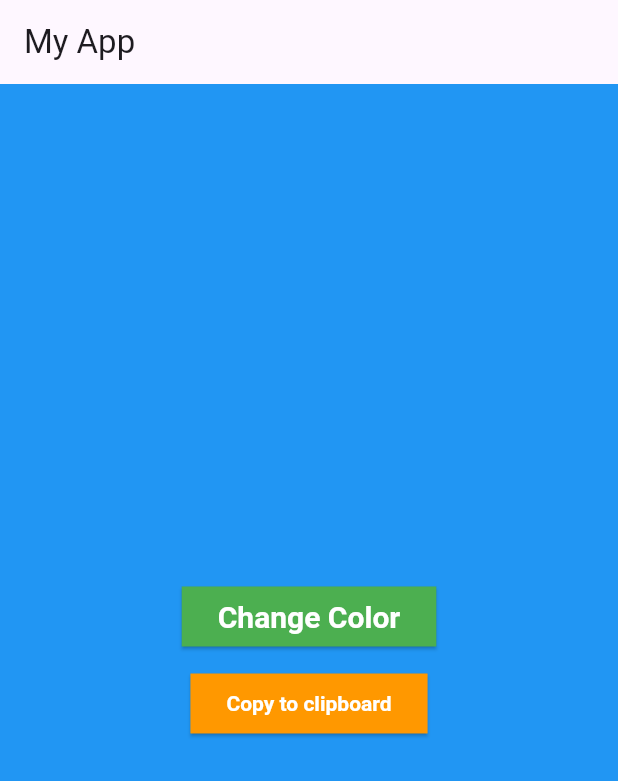
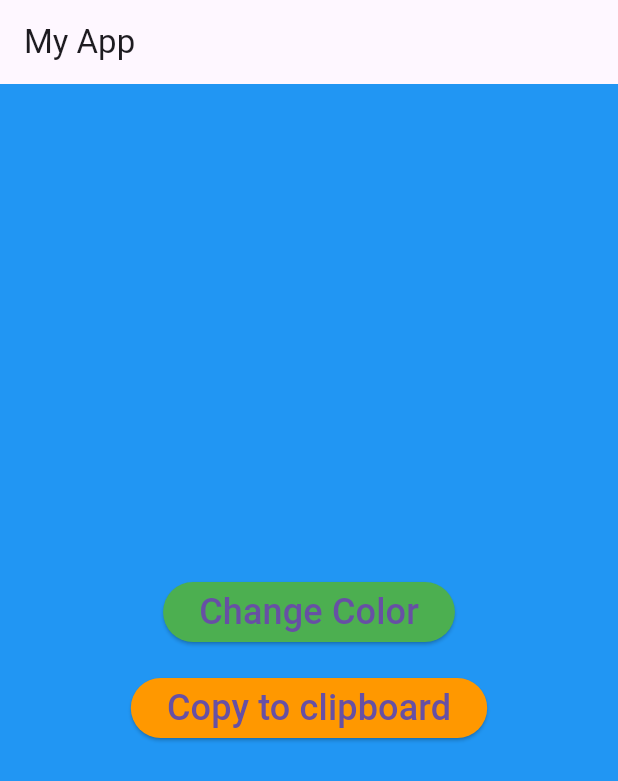
Before and after one commit to saad-naveed-brainx/Week01, a Flutter app: the screen it shows after launch, on a phone screen of 412 x 824 dp. Shown: the top 781 px of the screen. Run offline on Flutter 3.47's test engine with Material 3 defaults, Android fonts, the phone set to English and light mode, and no system bars.

Commit message:
changes against pr is done

```diff
--- /dev/null
+++ b/lib/config/theme/light.dart
@@ -0,0 +1,12 @@
+import 'package:flutter/material.dart';
+
+class LightTheme {
+  static final Color primary = Colors.blue;
+  static final Color green = Colors.green;
+  static final Color background = Colors.white;
+  static final Color text = Colors.black;
+  static final Color textSecondary = Colors.grey;
+  static final Color border = Colors.grey;
+  static final Color borderSecondary = Colors.grey;
+  static final Color orange = Colors.orange;
+}
--- /dev/null
+++ b/lib/core/constants/app_constants.dart
@@ -0,0 +1,30 @@
+class AppConstants {
+  // FontSize
+  static const double font2Px = 2.0;
+  static const double font4Px = 4.0;
+  static const double font6Px = 6.0;
+  static const double font8Px = 8.0;
+  static const double font10Px = 10.0;
+  static const double font12Px = 12.0;
+  static const double font14Px = 14.0;
+  static const double font16Px = 16.0;
+  static const double font18Px = 18.0;
+  static const double font20Px = 20.0;
+  static const double font22Px = 22.0;
+  static const double font24Px = 24.0;
+
+  // Gap
+  static const double gap0Px = 0.0;
+  static const double gap2Px = 2.0;
+  static const double gap4Px = 4.0;
+  static const double gap6Px = 6.0;
+  static const double gap8Px = 8.0;
+  static const double gap10Px = 10.0;
+  static const double gap12Px = 12.0;
+  static const double gap14Px = 14.0;
+  static const double gap16Px = 16.0;
+  static const double gap18Px = 18.0;
+  static const double gap20Px = 20.0;
+  static const double gap22Px = 22.0;
+  static const double gap24Px = 22.0;
+}
--- /dev/null
+++ b/lib/core/constants/view_constants.dart
@@ -0,0 +1,4 @@
+class ViewConstants {
+  static const String changeColor = "Change Color";
+  static const String copyToClipboard = "Copy to clipboard";
+}
--- a/lib/main.dart
+++ b/lib/main.dart
@@ -2,6 +2,10 @@
 import 'dart:math';
 import 'dart:ui';
 import 'package:flutter/services.dart';
+import 'package:day01/widgets/reuseable_button.dart';
+import 'package:day01/core/constants/view_constants.dart';
+import 'package:day01/config/theme/light.dart';
+import 'package:day01/core/constants/app_constants.dart';
 
 void main() {
   runApp(const MainApp());
@@ -30,6 +34,36 @@
     "#2196F3", // Blue (again)
   ];
 
+  @override
+  Widget build(BuildContext context) {
+    return MaterialApp(
+      home: Scaffold(
+        backgroundColor: Color(int.parse(selectedColor)),
+        appBar: AppBar(title: const Text('My App')),
+        body: Center(
+          child: Column(
+            mainAxisAlignment: MainAxisAlignment.center,
+            children: [
+              CustomButton(
+                onPressed: _changeColor,
+                color: LightTheme.green,
+                text: ViewConstants.changeColor,
+                textStyle: TextStyle(fontSize: AppConstants.font24Px),
+              ),
+              const SizedBox(height: AppConstants.gap16Px),
+              CustomButton(
+                onPressed: _copyToClipboard,
+                color: LightTheme.orange,
+                text: ViewConstants.copyToClipboard,
+                textStyle: TextStyle(fontSize: AppConstants.font24Px),
+              ),
+            ],
+          ),
+        ),
+      ),
+    );
+  }
+
   void _changeColor() {
     setState(() {
       randomColor = colorHexList[random.nextInt(colorHexList.length)];
@@ -40,49 +74,4 @@
   void _copyToClipboard() {
     Clipboard.setData(ClipboardData(text: selectedColor.toString()));
   }
-
-  @override
-  Widget build(BuildContext context) {
-    return MaterialApp(
-      home: Scaffold(
-        backgroundColor: Color(int.parse(selectedColor)),
-        appBar: AppBar(title: const Text('My App')),
-        body: Center(
-          child: Column(
-            mainAxisAlignment: MainAxisAlignment.center,
-            children: [
-              ElevatedButton(
-                onPressed: _changeColor,
-                style: ElevatedButton.styleFrom(
-                  backgroundColor: Colors.green,
-                  foregroundColor: Colors.white,
-                  shape: RoundedRectangleBorder(
-                    borderRadius: BorderRadius.circular(0),
-                  ),
-                  textStyle: const TextStyle(
-                    fontSize: 20,
-                    fontWeight: FontWeight.bold,
-                  ),
-                ),
-                child: const Text('Change Color'),
-              ),
-              const SizedBox(height: 10),
-              ElevatedButton(
-                onPressed: _copyToClipboard,
-                style: ElevatedButton.styleFrom(
-                  backgroundColor: Colors.orange,
-                  foregroundColor: Colors.white,
-                  shape: RoundedRectangleBorder(
-                    borderRadius: BorderRadius.circular(0),
-                  ),
-                  textStyle: const TextStyle(fontWeight: FontWeight.bold),
-                ),
-                child: const Text('Copy to clipboard'),
-              ),
-            ],
-          ),
-        ),
-      ),
-    );
-  }
 }
--- /dev/null
+++ b/lib/widgets/reuseable_button.dart
@@ -0,0 +1,25 @@
+import 'package:flutter/material.dart';
+
+class CustomButton extends StatelessWidget {
+  final String text;
+  final VoidCallback onPressed;
+  final Color color;
+  final TextStyle? textStyle;
+
+  const CustomButton({
+    super.key,
+    required this.text,
+    required this.onPressed,
+    required this.color,
+    this.textStyle,
+  });
+
+  @override
+  Widget build(BuildContext context) {
+    return ElevatedButton(
+      onPressed: onPressed,
+      child: Text(text, style: textStyle),
+      style: ElevatedButton.styleFrom(backgroundColor: color),
+    );
+  }
+}
```
Also changed, not shown: 2 other files.
